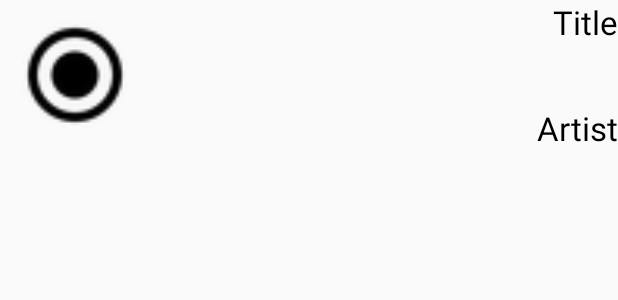
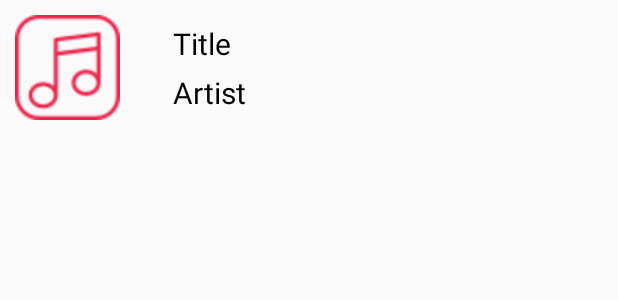
Before and after one commit to hwangseungae/MobilePrograming, an Android app: the layout music_list_item.xml on its own in the app's theme, with its tools: preview values and no code run, on a phone screen of 412 x 824 dp. Shown: the top 300 px of the screen. Run offline under Robolectric (Android 15) with nearby library versions, the phone set to English and light mode, and no system bars.

Commit message:
Modified Manifest file & MusicList UI

```diff
--- a/app/src/main/res/layout/music_list.xml
+++ b/app/src/main/res/layout/music_list.xml
@@ -7,7 +7,10 @@
         android:id="@+id/textView1"
         android:layout_width="wrap_content"
         android:layout_height="wrap_content"
-        android:text="인기가요 TOP10 - 클릭하세요."
+        android:layout_margin="10dp"
+        android:text="Music List"
+        android:textStyle="bold"
+        android:textColor="@color/colorPrimary"
         android:textAppearance="?android:attr/textAppearanceLarge" />
 
     <ListView
--- a/app/src/main/res/layout/music_list_item.xml
+++ b/app/src/main/res/layout/music_list_item.xml
@@ -2,31 +2,44 @@
 
 <RelativeLayout xmlns:android="http://schemas.android.com/apk/res/android"
     android:layout_width="fill_parent"
-    android:layout_height="fill_parent" >
+    android:layout_height="fill_parent"
+    android:layout_margin="10dp">
+
 
     <ImageView
         android:id="@+id/imageView1"
-        android:layout_width="100dp"
-        android:layout_height="100dp"
-        android:src="@drawable/abc_btn_radio_to_on_mtrl_015" />
+        android:layout_width="70dp"
+        android:layout_height="70dp"
+        android:src="@drawable/musiclogo_img" />
+
+    <LinearLayout
+        android:layout_width="300dp"
+        android:layout_height="80dp"
+        android:layout_marginLeft="100dp"
+        android:orientation="vertical">
 
         <TextView
             android:id="@+id/textView1"
-        android:layout_width="wrap_content"
+            android:layout_width="match_parent"
             android:layout_height="wrap_content"
+            android:layout_margin="5dp"
             android:layout_alignParentRight="true"
             android:text="Title"
+            android:textSize="20dp"
             android:textColor="#000"
             android:textAppearance="?android:attr/textAppearanceLarge" />
 
         <TextView
             android:id="@+id/textView2"
-        android:layout_width="wrap_content"
+            android:layout_width="match_parent"
             android:layout_height="wrap_content"
+            android:layout_marginLeft="5dp"
             android:layout_alignBottom="@+id/imageView1"
             android:layout_alignParentRight="true"
             android:textColor="#000"
             android:text="Artist"
+            android:textSize="20dp"
             android:textAppearance="?android:attr/textAppearanceLarge" />
 
+    </LinearLayout>
 </RelativeLayout>
```
Lines whose indentation alone changed are shown as unchanged.
